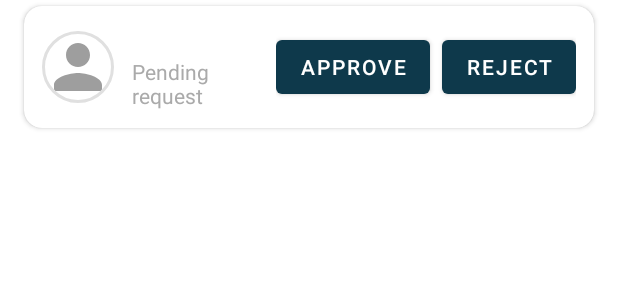
After one commit to phu142857/chatappJava-NodejsServer, an Android app: the layout item_join_request.xml on its own in the app's theme, with its tools: preview values and no code run, on a phone screen of 412 x 824 dp. The commit adds this screen. Shown: the top 300 px of the screen. Run offline under Robolectric (Android 15) with nearby library versions, the phone set to English and light mode, and no system bars.

Commit message:
update layout join request

```diff
--- a/Client/app/src/main/AndroidManifest.xml
+++ b/Client/app/src/main/AndroidManifest.xml
@@ -94,6 +94,11 @@
             android:label="@string/title_activity_group_members"
             android:theme="@style/Theme.ChatAppJava" />
         <activity
+            android:name=".ui.theme.GroupJoinRequestsActivity"
+            android:exported="false"
+            android:label="Join Requests"
+            android:theme="@style/Theme.ChatAppJava" />
+        <activity
             android:name=".ui.call.VideoCallActivity"
             android:exported="false"
             android:label="Video Call"
--- /dev/null
+++ b/Client/app/src/main/res/layout/item_join_request.xml
@@ -0,0 +1,73 @@
+<?xml version="1.0" encoding="utf-8"?>
+<androidx.cardview.widget.CardView xmlns:android="http://schemas.android.com/apk/res/android"
+    xmlns:app="http://schemas.android.com/apk/res-auto"
+    android:layout_width="match_parent"
+    android:layout_height="wrap_content"
+    android:layout_marginHorizontal="16dp"
+    android:layout_marginVertical="4dp"
+    app:cardCornerRadius="12dp"
+    app:cardElevation="2dp"
+    android:foreground="?android:attr/selectableItemBackground">
+
+    <LinearLayout
+        android:layout_width="match_parent"
+        android:layout_height="wrap_content"
+        android:orientation="horizontal"
+        android:padding="12dp"
+        android:gravity="center_vertical">
+
+        <de.hdodenhof.circleimageview.CircleImageView
+            android:id="@+id/iv_avatar"
+            android:layout_width="48dp"
+            android:layout_height="48dp"
+            android:src="@drawable/ic_profile_placeholder"
+            app:civ_border_width="2dp"
+            app:civ_border_color="#E0E0E0" />
+
+        <LinearLayout
+            android:layout_width="0dp"
+            android:layout_height="wrap_content"
+            android:layout_weight="1"
+            android:layout_marginStart="12dp"
+            android:orientation="vertical">
+
+            <TextView
+                android:id="@+id/tv_name"
+                android:layout_width="wrap_content"
+                android:layout_height="wrap_content"
+                android:textColor="@android:color/black"
+                android:textSize="16sp"
+                android:textStyle="bold" />
+
+            <TextView
+                android:id="@+id/tv_sub"
+                android:layout_width="wrap_content"
+                android:layout_height="wrap_content"
+                android:textColor="@android:color/darker_gray"
+                android:textSize="14sp"
+                android:text="Pending request" />
+
+        </LinearLayout>
+
+        <LinearLayout
+            android:layout_width="wrap_content"
+            android:layout_height="wrap_content"
+            android:orientation="horizontal">
+
+            <Button
+                android:id="@+id/btn_approve"
+                android:layout_width="wrap_content"
+                android:layout_height="wrap_content"
+                android:text="Approve"
+                android:layout_marginEnd="8dp"/>
+
+            <Button
+                android:id="@+id/btn_reject"
+                android:layout_width="wrap_content"
+                android:layout_height="wrap_content"
+                android:text="Reject"/>
+        </LinearLayout>
+
+    </LinearLayout>
+
+</androidx.cardview.widget.CardView>
```
Also changed, not shown: Client/app/src/main/java/com/example/chatappjava/ui/theme/GroupChatActivity.java (+6 -2 lines), Client/app/src/main/java/com/example/chatappjava/ui/theme/GroupJoinRequestsActivity.java (added, +130 -0 lines), Client/app/src/main/java/com/example/chatappjava/ui/theme/RequestsAdapter.java (added, +49 -0 lines), Client/app/src/main/res/layout/activity_group_join_requests.xml (added, +59 -0 lines).
